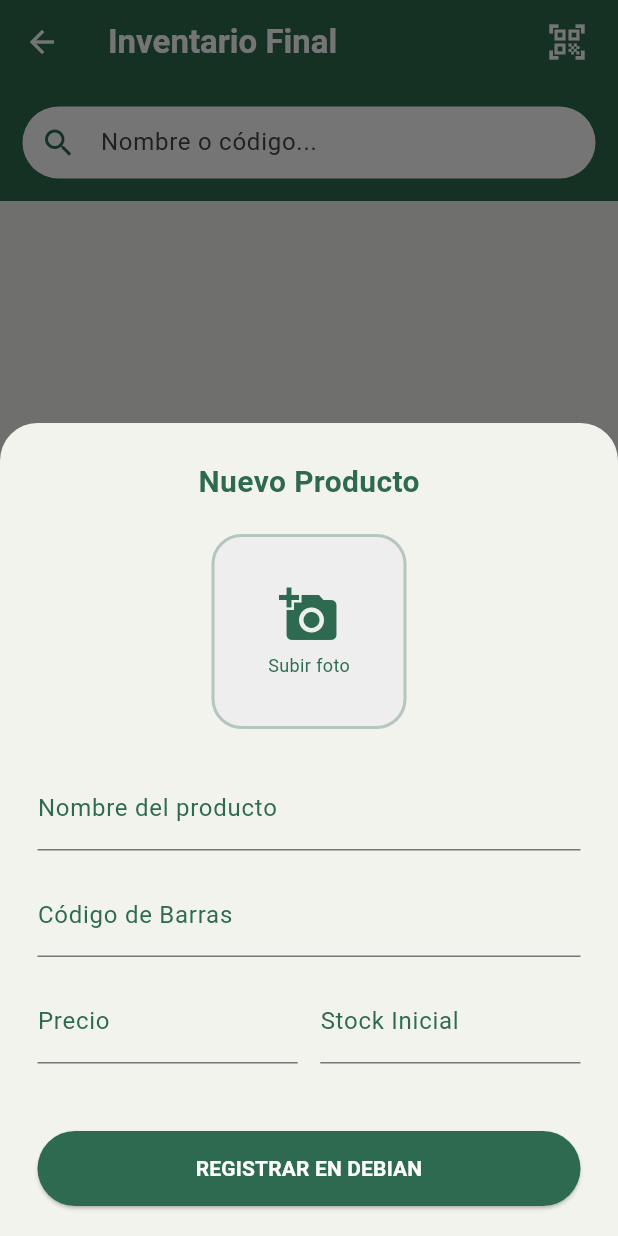
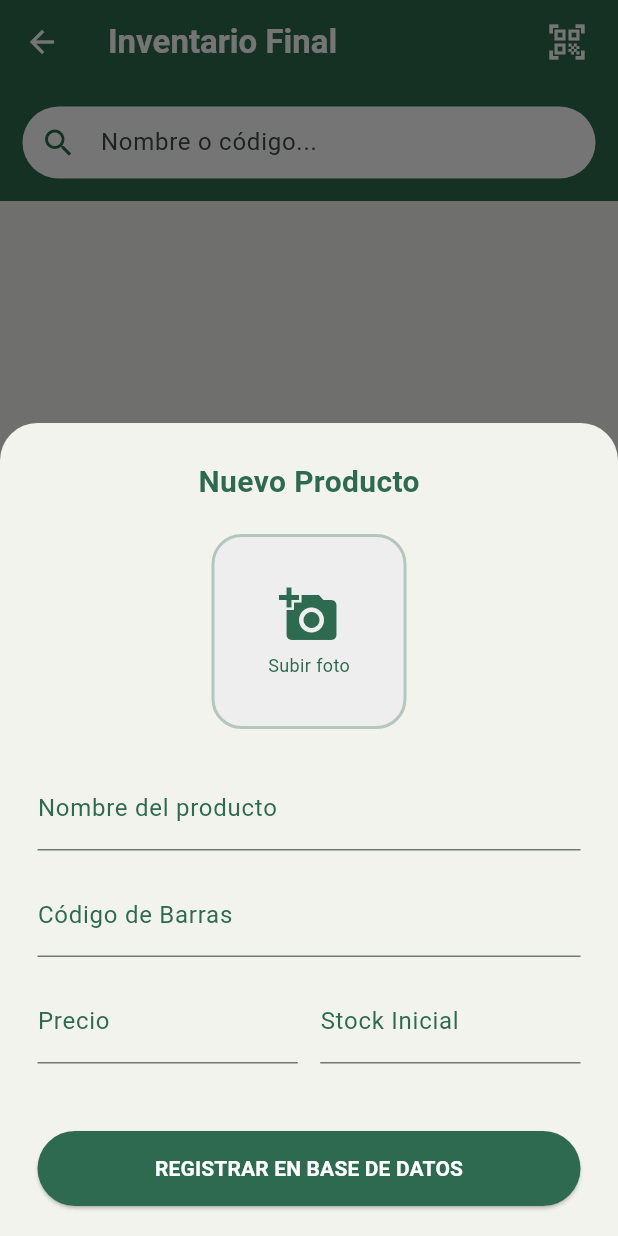
Before and after one commit to Emiliano-Its/AppMobile, a Flutter app: the FinalProductsScreen screen opened directly, after a tap on the "add" icon, on a phone screen of 412 x 824 dp. Run offline on Flutter 3.47's test engine with Material 3 defaults, Android fonts, the phone set to English and light mode, and no system bars; our stand-ins replace fl_chart, flutter_map, image_picker, latlong2, shared_preferences; missing offline and left inert: mobile_scanner; accounts and stored records are empty; network calls fail.

Commit message:
Arreglo de bug en admin_final_products.dart

```diff
--- a/frontend/lib/api_config.dart
+++ b/frontend/lib/api_config.dart
@@ -1,10 +1,10 @@
 class ApiConfig {
   // 1. IP de tu servidor Debian (Asegúrate de que sea la correcta en tu red actual)
-  static const String serverIp = "192.168.100.13";
-  static const String port = "8000";
+  static const String serverIp = "appmobile-production.up.railway.app";
+  static const String port = "443";
 
   // --- BASE PARA MEDIOS Y API ---
-  static const String serverBase = "http://$serverIp:$port";
+  static const String serverBase = "https://$serverIp";
   static const String baseUrl = "$serverBase/api";
 
   // --- ENDPOINTS ---
--- a/frontend/lib/screens/admin_final_products.dart
+++ b/frontend/lib/screens/admin_final_products.dart
@@ -331,7 +331,7 @@ Future<void> _saveProduct(String name, String code, String price, String stock,
       _showSnackBar("Error en el servidor: ${response.body}", Colors.red);
     }
   } catch (e) {
-    _showSnackBar("Error de red al conectar con Debian", Colors.red);
+    _showSnackBar("Error de red al conectar con servidor", Colors.red);
   } finally {
     setState(() => _isLoading = false);
   }
@@ -740,7 +740,7 @@ void _showFormDialog({dynamic producto, String? nuevoCodigoEscanedado}) {
                     }
                   },
                   child: Text(
-                    isEditing ? "ACTUALIZAR DATOS" : "REGISTRAR EN DEBIAN",
+                    isEditing ? "ACTUALIZAR DATOS" : "REGISTRAR EN BASE DE DATOS",
                     style: const TextStyle(color: Colors.white, fontWeight: FontWeight.bold)
                   ),
                 ),
```
